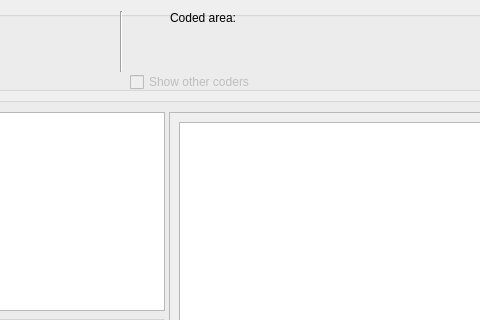
ccbogel/QualCoder, file GUI_UIs/ui_dialog_code_image.ui: the form before one commit; both pictures show x 291 to 771 and y 0 to 320 of the 950 by 596 pixel window.
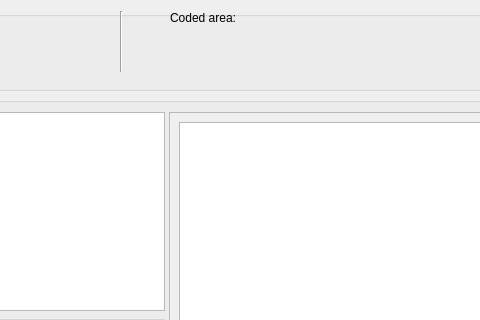
The form after the commit.

The edit to the form file:
```diff
--- a/GUI_UIs/ui_dialog_code_image.ui
+++ b/GUI_UIs/ui_dialog_code_image.ui
@@ -60,25 +60,6 @@
        <string>Coder:</string>
       </property>
      </widget>
-     <widget class="QCheckBox" name="checkBox_show_coders">
-      <property name="enabled">
-       <bool>false</bool>
-      </property>
-      <property name="geometry">
-       <rect>
-        <x>410</x>
-        <y>60</y>
-        <width>221</width>
-        <height>22</height>
-       </rect>
-      </property>
-      <property name="toolTip">
-       <string>Mark this to show all coded text by all other coders.</string>
-      </property>
-      <property name="text">
-       <string>Show other coders</string>
-      </property>
-     </widget>
      <widget class="QLabel" name="label_code">
       <property name="geometry">
        <rect>
```
